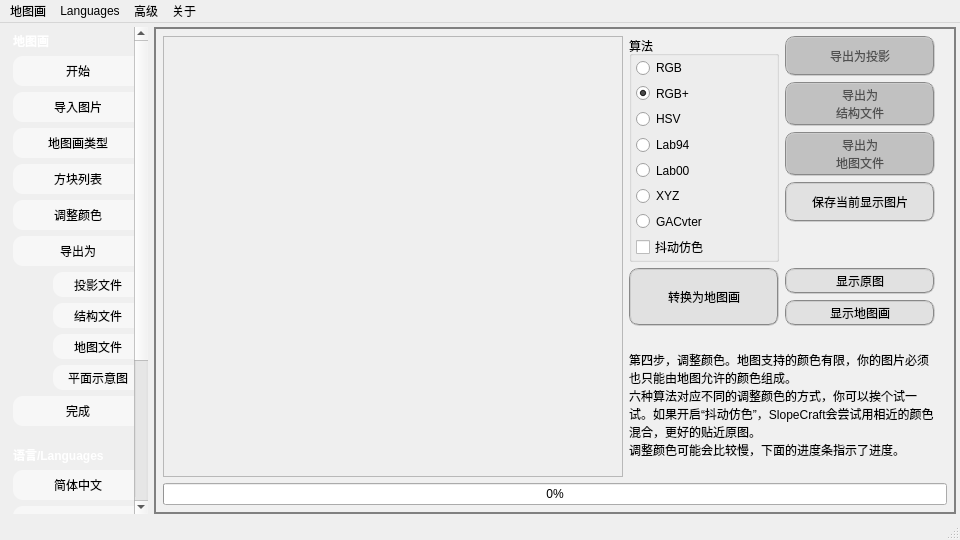
SlopeCraft/SlopeCraft, file SlopeCraftMain/mainwindow.ui: the form before one commit.
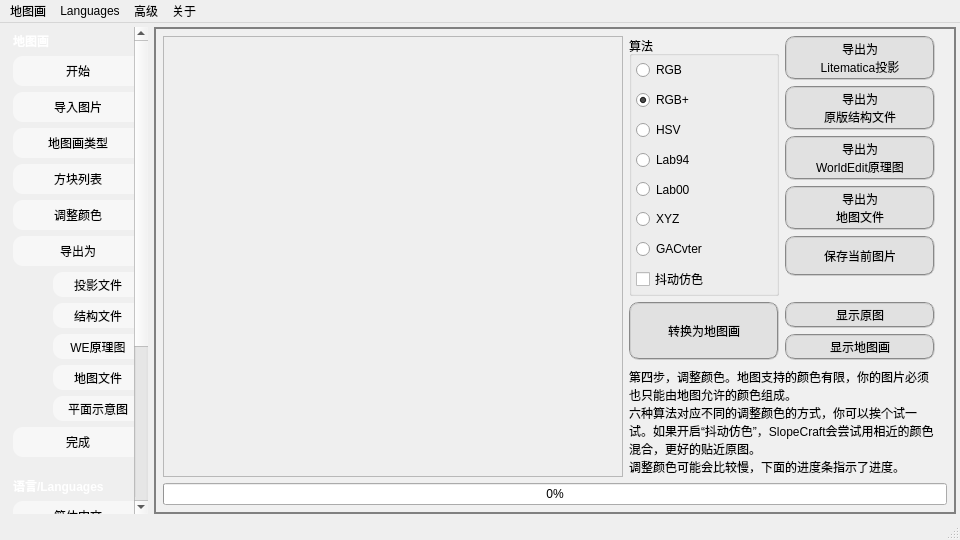
The form after the commit. The open tabs and pages were chosen to show the change. Icons and pictures are not drawn.

What changed in the file:
```diff
--- a/SlopeCraftMain/mainwindow.ui
+++ b/SlopeCraftMain/mainwindow.ui
@@ -160,7 +160,7 @@
          <x>0</x>
          <y>0</y>
          <width>152</width>
-         <height>706</height>
+         <height>737</height>
         </rect>
        </property>
        <property name="sizePolicy">
@@ -324,52 +324,7 @@
           <property name="topMargin">
            <number>0</number>
           </property>
-          <item row="1" column="1">
-           <widget class="QPushButton" name="progressExStructure">
-            <property name="minimumSize">
-             <size>
-              <width>90</width>
-              <height>25</height>
-             </size>
-            </property>
-            <property name="text">
-             <string>结构文件</string>
-            </property>
-           </widget>
-          </item>
-          <item row="2" column="1">
-           <widget class="QPushButton" name="progressExData">
-            <property name="sizePolicy">
-             <sizepolicy hsizetype="Expanding" vsizetype="Preferred">
-              <horstretch>0</horstretch>
-              <verstretch>0</verstretch>
-             </sizepolicy>
-            </property>
-            <property name="minimumSize">
-             <size>
-              <width>90</width>
-              <height>25</height>
-             </size>
-            </property>
-            <property name="text">
-             <string>地图文件</string>
-            </property>
-           </widget>
-          </item>
-          <item row="0" column="0">
-           <spacer name="horizontalSpacer_63">
-            <property name="orientation">
-             <enum>Qt::Horizontal</enum>
-            </property>
-            <property name="sizeHint" stdset="0">
-             <size>
-              <width>40</width>
-              <height>20</height>
-             </size>
-            </property>
-           </spacer>
-          </item>
-          <item row="3" column="1">
+          <item row="4" column="1">
            <widget class="QPushButton" name="progressExFlatDiagram">
             <property name="sizePolicy">
              <sizepolicy hsizetype="Expanding" vsizetype="Preferred">
@@ -388,6 +343,25 @@
             </property>
            </widget>
           </item>
+          <item row="3" column="1">
+           <widget class="QPushButton" name="progressExData">
+            <property name="sizePolicy">
+             <sizepolicy hsizetype="Expanding" vsizetype="Preferred">
+              <horstretch>0</horstretch>
+              <verstretch>0</verstretch>
+             </sizepolicy>
+            </property>
+            <property name="minimumSize">
+             <size>
+              <width>90</width>
+              <height>25</height>
+             </size>
+            </property>
+            <property name="text">
+             <string>地图文件</string>
+            </property>
+           </widget>
+          </item>
           <item row="0" column="1">
            <widget class="QPushButton" name="progressExLite">
             <property name="sizePolicy">
@@ -407,6 +381,57 @@
             </property>
            </widget>
           </item>
+          <item row="1" column="1">
+           <widget class="QPushButton" name="progressExStructure">
+            <property name="sizePolicy">
+             <sizepolicy hsizetype="Expanding" vsizetype="Preferred">
+              <horstretch>0</horstretch>
+              <verstretch>0</verstretch>
+             </sizepolicy>
+            </property>
+            <property name="minimumSize">
+             <size>
+              <width>90</width>
+              <height>25</height>
+             </size>
+            </property>
+            <property name="text">
+             <string>结构文件</string>
+            </property>
+           </widget>
+          </item>
+          <item row="0" column="0">
+           <spacer name="horizontalSpacer_63">
+            <property name="orientation">
+             <enum>Qt::Horizontal</enum>
+            </property>
+            <property name="sizeHint" stdset="0">
+             <size>
+              <width>40</width>
+              <height>20</height>
+             </size>
+            </property>
+           </spacer>
+          </item>
+          <item row="2" column="1">
+           <widget class="QPushButton" name="progressExWESchem">
+            <property name="sizePolicy">
+             <sizepolicy hsizetype="Expanding" vsizetype="Preferred">
+              <horstretch>0</horstretch>
+              <verstretch>0</verstretch>
+             </sizepolicy>
+            </property>
+            <property name="minimumSize">
+             <size>
+              <width>90</width>
+              <height>25</height>
+             </size>
+            </property>
+            <property name="text">
+             <string>WE原理图</string>
+            </property>
+           </widget>
+          </item>
          </layout>
         </item>
         <item>
@@ -1878,11 +1903,259 @@
          </widget>
         </item>
         <item row="1" column="1">
-         <layout class="QGridLayout" name="gridLayout_7" rowstretch="0,0,0,0,1">
+         <layout class="QGridLayout" name="gridLayout_7" rowstretch="0,0,0,0,0,0,0,0,1">
           <property name="leftMargin">
            <number>0</number>
           </property>
-          <item row="4" column="0" colspan="2">
+          <item row="6" column="0" rowspan="2">
+           <widget class="QPushButton" name="Convert">
+            <property name="sizePolicy">
+             <sizepolicy hsizetype="Preferred" vsizetype="Preferred">
+              <horstretch>0</horstretch>
+              <verstretch>0</verstretch>
+             </sizepolicy>
+            </property>
+            <property name="minimumSize">
+             <size>
+              <width>100</width>
+              <height>40</height>
+             </size>
+            </property>
+            <property name="maximumSize">
+             <size>
+              <width>32767</width>
+              <height>16777215</height>
+             </size>
+            </property>
+            <property name="font">
+             <font>
+              <pointsize>9</pointsize>
+             </font>
+            </property>
+            <property name="text">
+             <string>转换为地图画</string>
+            </property>
+            <property name="flat">
+             <bool>false</bool>
+            </property>
+           </widget>
+          </item>
+          <item row="4" column="1">
+           <widget class="QPushButton" name="ExImage">
+            <property name="sizePolicy">
+             <sizepolicy hsizetype="Preferred" vsizetype="Preferred">
+              <horstretch>0</horstretch>
+              <verstretch>0</verstretch>
+             </sizepolicy>
+            </property>
+            <property name="minimumSize">
+             <size>
+              <width>80</width>
+              <height>40</height>
+             </size>
+            </property>
+            <property name="maximumSize">
+             <size>
+              <width>150</width>
+              <height>1000</height>
+             </size>
+            </property>
+            <property name="font">
+             <font/>
+            </property>
+            <property name="text">
+             <string>保存当前图片</string>
+            </property>
+           </widget>
+          </item>
+          <item row="7" column="1">
+           <widget class="QPushButton" name="ShowAdjed">
+            <property name="sizePolicy">
+             <sizepolicy hsizetype="Preferred" vsizetype="Preferred">
+              <horstretch>0</horstretch>
+              <verstretch>0</verstretch>
+             </sizepolicy>
+            </property>
+            <property name="minimumSize">
+             <size>
+              <width>100</width>
+              <height>20</height>
+             </size>
+            </property>
+            <property name="maximumSize">
+             <size>
+              <width>150</width>
+              <height>16777215</height>
+             </size>
+            </property>
+            <property name="font">
+             <font>
+              <pointsize>9</pointsize>
+             </font>
+            </property>
+            <property name="text">
+             <string>显示地图画</string>
+            </property>
+           </widget>
+          </item>
+          <item row="1" column="1">
+           <widget class="QPushButton" name="ExStructure">
+            <property name="enabled">
+             <bool>true</bool>
+            </property>
+            <property name="sizePolicy">
+             <sizepolicy hsizetype="Preferred" vsizetype="Preferred">
+              <horstretch>0</horstretch>
+              <verstretch>0</verstretch>
+             </sizepolicy>
+            </property>
+            <property name="minimumSize">
+             <size>
+              <width>80</width>
+              <height>30</height>
+             </size>
+            </property>
+            <property name="maximumSize">
+             <size>
+              <width>16777215</width>
+              <height>16777215</height>
+             </size>
+            </property>
+            <property name="text">
+             <string>导出为
+原版结构文件</string>
+            </property>
+           </widget>
+          </item>
+          <item row="6" column="1">
+           <widget class="QPushButton" name="ShowRaw">
+            <property name="sizePolicy">
+             <sizepolicy hsizetype="Preferred" vsizetype="Preferred">
+              <horstretch>0</horstretch>
+              <verstretch>0</verstretch>
+             </sizepolicy>
+            </property>
+            <property name="minimumSize">
+             <size>
+              <width>100</width>
+              <height>20</height>
+             </size>
+            </property>
+            <property name="maximumSize">
+             <size>
+              <width>150</width>
+              <height>16777215</height>
+             </size>
+            </property>
+            <property name="font">
+             <font>
+              <pointsize>9</pointsize>
+             </font>
+            </property>
+            <property name="text">
+             <string>显示原图</string>
+            </property>
+           </widget>
+          </item>
+          <item row="3" column="1">
+           <widget class="QPushButton" name="ExData">
+            <property name="enabled">
+             <bool>true</bool>
+            </property>
+            <property name="sizePolicy">
+             <sizepolicy hsizetype="Preferred" vsizetype="Preferred">
+              <horstretch>0</horstretch>
+              <verstretch>0</verstretch>
+             </sizepolicy>
+            </property>
+            <property name="minimumSize">
+             <size>
+              <width>80</width>
+              <height>30</height>
+             </size>
+            </property>
+            <property name="maximumSize">
+             <size>
+              <width>150</width>
+              <height>32767</height>
+             </size>
+            </property>
+            <property name="font">
+             <font/>
+            </property>
+            <property name="text">
+             <string>导出为
+地图文件</string>
+            </property>
+           </widget>
+          </item>
+          <item row="2" column="1">
+           <widget class="QPushButton" name="ExWESchem">
+            <property name="enabled">
+             <bool>true</bool>
+            </property>
+            <property name="sizePolicy">
+             <sizepolicy hsizetype="Preferred" vsizetype="Preferred">
+              <horstretch>0</horstretch>
+              <verstretch>0</verstretch>
+             </sizepolicy>
+            </property>
+            <property name="minimumSize">
+             <size>
+              <width>80</width>
+              <height>30</height>
+             </size>
+            </property>
+            <property name="maximumSize">
+             <size>
+              <width>150</width>
+              <height>16777215</height>
+             </size>
+            </property>
+            <property name="text">
+             <string>导出为
+WorldEdit原理图</string>
+            </property>
+           </widget>
+          </item>
+          <item row="0" column="1">
+           <widget class="QPushButton" name="ExLite">
+            <property name="enabled">
+             <bool>true</bool>
+            </property>
+            <property name="sizePolicy">
+             <sizepolicy hsizetype="Preferred" vsizetype="Preferred">
+              <horstretch>0</horstretch>
+              <verstretch>0</verstretch>
+             </sizepolicy>
+            </property>
+            <property name="minimumSize">
+             <size>
+              <width>80</width>
+              <height>30</height>
+             </size>
+            </property>
+            <property name="maximumSize">
+             <size>
+              <width>150</width>
+              <height>16777215</height>
+             </size>
+            </property>
+            <property name="font">
+             <font>
+              <pointsize>9</pointsize>
+             </font>
+            </property>
+            <property name="toolTip">
+             <string/>
+            </property>
+            <property name="text">
+             <string>导出为
+Litematica投影</string>
+            </property>
+           </widget>
+          </item>
+          <item row="8" column="0" colspan="2">
            <widget class="QLabel" name="label_10">
             <property name="sizePolicy">
              <sizepolicy hsizetype="Preferred" vsizetype="Expanding">
@@ -1890,6 +2163,12 @@
               <verstretch>0</verstretch>
              </sizepolicy>
             </property>
+            <property name="minimumSize">
+             <size>
+              <width>0</width>
+              <height>100</height>
+             </size>
+            </property>
             <property name="text">
              <string>第四步，调整颜色。地图支持的颜色有限，你的图片必须也只能由地图允许的颜色组成。
 六种算法对应不同的调整颜色的方式，你可以挨个试一试。如果开启“抖动仿色”，SlopeCraft会尝试用相近的颜色混合，更好的贴近原图。
@@ -1900,245 +2179,10 @@
             </property>
            </widget>
           </item>
-          <item row="0" column="1" rowspan="2">
-           <layout class="QVBoxLayout" name="verticalLayout">
-            <item>
-             <widget class="QPushButton" name="ExLite">
-              <property name="enabled">
-               <bool>false</bool>
-              </property>
-              <property name="sizePolicy">
-               <sizepolicy hsizetype="Preferred" vsizetype="Preferred">
-                <horstretch>0</horstretch>
-                <verstretch>0</verstretch>
-               </sizepolicy>
-              </property>
-              <property name="minimumSize">
-               <size>
-                <width>100</width>
-                <height>40</height>
-               </size>
-              </property>
-              <property name="maximumSize">
-               <size>
-                <width>150</width>
-                <height>32767</height>
-               </size>
-              </property>
-              <property name="font">
-               <font>
-                <pointsize>9</pointsize>
-               </font>
-              </property>
-              <property name="toolTip">
-               <string/>
-              </property>
-              <property name="text">
-               <string>导出为投影</string>
-              </property>
-             </widget>
-            </item>
-            <item>
-             <widget class="QPushButton" name="ExStructure">
-              <property name="enabled">
-               <bool>false</bool>
-              </property>
-              <property name="sizePolicy">
-               <sizepolicy hsizetype="Preferred" vsizetype="Preferred">
-                <horstretch>0</horstretch>
-                <verstretch>0</verstretch>
-               </sizepolicy>
-              </property>
-              <property name="minimumSize">
-               <size>
-                <width>0</width>
-                <height>40</height>
-               </size>
-              </property>
-              <property name="maximumSize">
-               <size>
-                <width>150</width>
-                <height>16777215</height>
-               </size>
-              </property>
-              <property name="text">
-               <string>导出为
-结构文件</string>
-              </property>
-             </widget>
-            </item>
-            <item>
-             <widget class="QPushButton" name="ExData">
-              <property name="enabled">
-               <bool>false</bool>
-              </property>
-              <property name="sizePolicy">
-               <sizepolicy hsizetype="Preferred" vsizetype="Preferred">
-                <horstretch>0</horstretch>
-                <verstretch>0</verstretch>
-               </sizepolicy>
-              </property>
-              <property name="minimumSize">
-               <size>
-                <width>100</width>
-                <height>40</height>
-               </size>
-              </property>
-              <property name="maximumSize">
-               <size>
-                <width>150</width>
-                <height>32767</height>
-               </size>
-              </property>
-              <property name="font">
-               <font/>
-              </property>
-              <property name="text">
-               <string>导出为
-地图文件</string>
-              </property>
-             </widget>
-            </item>
-            <item>
-             <widget class="QPushButton" name="ExImage">
-              <property name="sizePolicy">
-               <sizepolicy hsizetype="Preferred" vsizetype="Preferred">
-                <horstretch>0</horstretch>
-                <verstretch>0</verstretch>
-               </sizepolicy>
-              </property>
-              <property name="minimumSize">
-               <size>
-                <width>100</width>
-                <height>40</height>
-               </size>
-              </property>
-              <property name="maximumSize">
-               <size>
-                <width>150</width>
-                <height>32767</height>
-               </size>
-              </property>
-              <property name="font">
-               <font/>
-              </property>
-              <property name="text">
-               <string>保存当前显示图片</string>
-              </property>
-             </widget>
-            </item>
-            <item>
-             <spacer name="verticalSpacer_3">
-              <property name="orientation">
-               <enum>Qt::Vertical</enum>
-              </property>
-              <property name="sizeHint" stdset="0">
-               <size>
-                <width>20</width>
-                <height>40</height>
-               </size>
-              </property>
-             </spacer>
-            </item>
-           </layout>
-          </item>
-          <item row="2" column="1">
-           <widget class="QPushButton" name="ShowRaw">
-            <property name="sizePolicy">
-             <sizepolicy hsizetype="Preferred" vsizetype="Preferred">
-              <horstretch>0</horstretch>
-              <verstretch>0</verstretch>
-             </sizepolicy>
-            </property>
-            <property name="minimumSize">
-             <size>
-              <width>100</width>
-              <height>20</height>
-             </size>
-            </property>
-            <property name="maximumSize">
-             <size>
-              <width>150</width>
-              <height>16777215</height>
-             </size>
-            </property>
-            <property name="font">
-             <font>
-              <pointsize>9</pointsize>
-             </font>
-            </property>
-            <property name="text">
-             <string>显示原图</string>
-            </property>
-           </widget>
-          </item>
-          <item row="3" column="1">
-           <widget class="QPushButton" name="ShowAdjed">
-            <property name="sizePolicy">
-             <sizepolicy hsizetype="Preferred" vsizetype="Preferred">
-              <horstretch>0</horstretch>
-              <verstretch>0</verstretch>
-             </sizepolicy>
-            </property>
-            <property name="minimumSize">
-             <size>
-              <width>100</width>
-              <height>20</height>
-             </size>
-            </property>
-            <property name="maximumSize">
-             <size>
-              <width>150</width>
-              <height>16777215</height>
-             </size>
-            </property>
-            <property name="font">
-             <font>
-              <pointsize>9</pointsize>
-             </font>
-            </property>
-            <property name="text">
-             <string>显示地图画</string>
-            </property>
-           </widget>
-          </item>
-          <item row="2" column="0" rowspan="2">
-           <widget class="QPushButton" name="Convert">
-            <property name="sizePolicy">
-             <sizepolicy hsizetype="Preferred" vsizetype="Preferred">
-              <horstretch>0</horstretch>
-              <verstretch>0</verstretch>
-             </sizepolicy>
-            </property>
-            <property name="minimumSize">
-             <size>
-              <width>100</width>
-              <height>40</height>
-             </size>
-            </property>
-            <property name="maximumSize">
-             <size>
-              <width>32767</width>
-              <height>16777215</height>
-             </size>
-            </property>
-            <property name="font">
-             <font>
-              <pointsize>9</pointsize>
-             </font>
-            </property>
-            <property name="text">
-             <string>转换为地图画</string>
-            </property>
-            <property name="flat">
-             <bool>false</bool>
-            </property>
-           </widget>
-          </item>
-          <item row="0" column="0" rowspan="2">
+          <item row="0" column="0" rowspan="6">
            <widget class="QGroupBox" name="ColorSpace">
             <property name="sizePolicy">
-             <sizepolicy hsizetype="Preferred" vsizetype="Preferred">
+             <sizepolicy hsizetype="Preferred" vsizetype="Minimum">
               <horstretch>0</horstretch>
               <verstretch>0</verstretch>
              </sizepolicy>
@@ -2345,6 +2389,13 @@
             </layout>
            </widget>
           </item>
+          <item row="5" column="1">
+           <widget class="QLabel" name="label_40">
+            <property name="text">
+             <string/>
+            </property>
+           </widget>
+          </item>
          </layout>
         </item>
         <item row="1" column="0">
```
Left out of the diff: 28 changed lines with no effect on the pictures.
